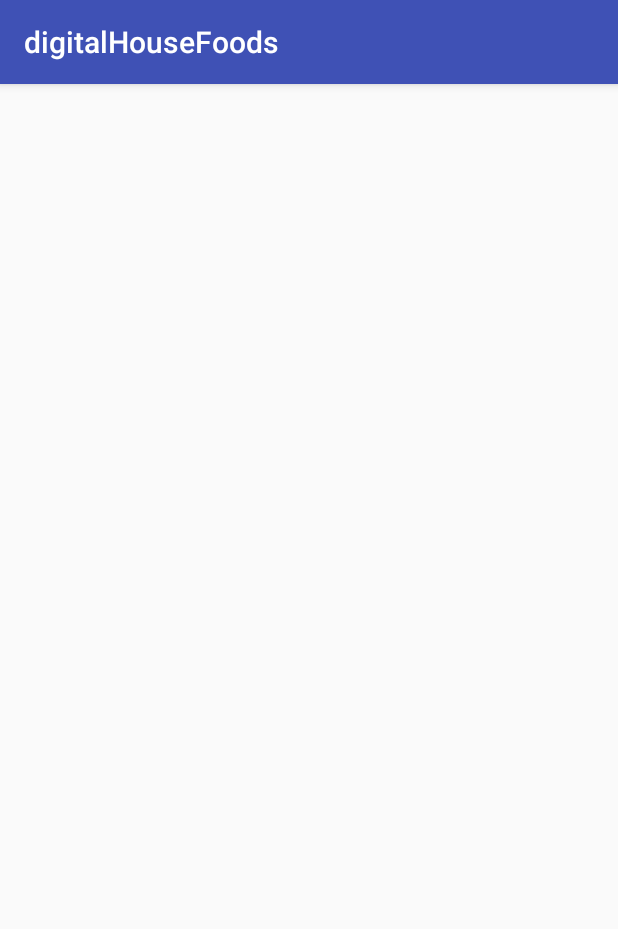
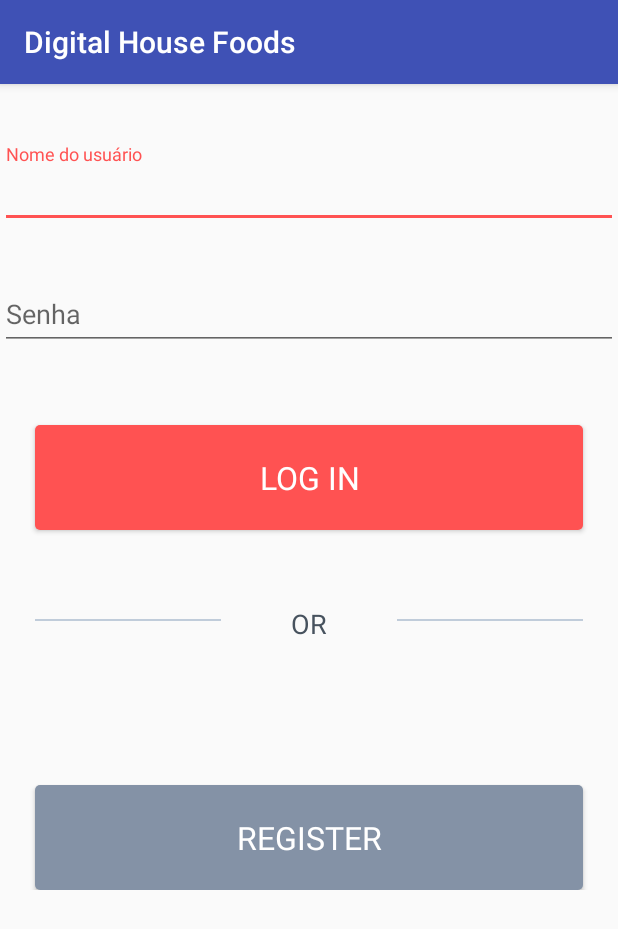
Before and after one commit to CamilaPelegrina/desafioAndroidCore, an Android app: the screen it shows after launch (MainActivity before the commit, LoginActivity after it), on a phone screen of 412 x 824 dp. Shown: the top 929 px of the screen. Run offline under Robolectric (Android 15) with nearby library versions, the phone set to English and light mode, and no system bars.

Commit message:
Login implementation

```diff
--- /dev/null
+++ b/app/src/main/java/com/example/digitalhousefoods/ui/LoginActivity.kt
@@ -0,0 +1,34 @@
+package com.example.digitalhousefoods.ui
+
+import android.content.Intent
+import android.os.Bundle
+import androidx.appcompat.app.AppCompatActivity
+import androidx.core.content.ContextCompat.startActivity
+import com.example.digitalhousefoods.R
+import kotlinx.android.synthetic.main.activity_login.*
+
+class LoginActivity : AppCompatActivity() {
+    override fun onCreate(savedInstanceState: Bundle?) {
+        super.onCreate(savedInstanceState)
+        setContentView(R.layout.activity_login)
+
+        btnLogin.setOnClickListener {
+            callMain()
+        }
+
+        btnRegister.setOnClickListener {
+            callCadastro()
+        }
+
+    }
+
+    fun callMain(){
+        val intent = Intent(this, MainActivity::class.java)
+        startActivity(intent)
+        }
+
+    fun callCadastro(){
+        val intent = Intent(this, RegisterActivity::class.java)
+        startActivity(intent)
+    }
+}
--- /dev/null
+++ b/app/src/main/res/drawable/login_button.xml
@@ -0,0 +1,6 @@
+<?xml version="1.0" encoding="utf-8"?>
+<shape android:shape="rectangle" xmlns:android="http://schemas.android.com/apk/res/android">
+    <corners android:radius="3dp"/>
+    <solid android:color="@color/colorAccent"/>
+    <size android:height="70dp" android:width="494dp"/>
+</shape>
--- /dev/null
+++ b/app/src/main/res/drawable/login_detail.xml
@@ -0,0 +1,7 @@
+<?xml version="1.0" encoding="utf-8"?>
+
+    <shape android:shape="rectangle" xmlns:android="http://schemas.android.com/apk/res/android">
+        <solid android:color="@color/colorLoginDetail"/>
+        <size android:height="01dp" android:width="124dp"/>
+        <position android:gravity="center"/>
+    </shape>
--- /dev/null
+++ b/app/src/main/res/drawable/register_button.xml
@@ -0,0 +1,6 @@
+<?xml version="1.0" encoding="utf-8"?>
+<shape android:shape="rectangle" xmlns:android="http://schemas.android.com/apk/res/android">
+    <corners android:radius="3dp"/>
+    <solid android:color="#FF8492A6"/>
+    <size android:height="70dp" android:width="494dp"/>
+</shape>
--- a/app/src/main/res/layout/activity_login.xml
+++ b/app/src/main/res/layout/activity_login.xml
@@ -1,6 +1,91 @@
 <?xml version="1.0" encoding="utf-8"?>
-<androidx.constraintlayout.widget.ConstraintLayout
-    xmlns:android="http://schemas.android.com/apk/res/android" android:layout_width="match_parent"
-    android:layout_height="match_parent">
 
-</androidx.constraintlayout.widget.ConstraintLayout>
+<LinearLayout
+    xmlns:android="http://schemas.android.com/apk/res/android"
+    xmlns:app="http://schemas.android.com/apk/res-auto"
+    android:layout_width="match_parent"
+    android:layout_height="match_parent"
+    xmlns:tools="http://schemas.android.com/tools"
+    android:orientation="vertical"
+    tools:context="LoginActivity">
+
+    <LinearLayout
+        android:layout_width="match_parent"
+        android:layout_height="wrap_content"
+        android:layout_marginTop="40dp"
+        android:orientation="vertical">
+
+        <com.google.android.material.textfield.TextInputLayout
+            android:layout_width="match_parent"
+            android:layout_height="wrap_content"
+            tools:ignore="MissingClass">
+
+            <com.google.android.material.textfield.TextInputEditText
+                android:id="@+id/edUserName"
+                android:layout_width="match_parent"
+                android:layout_height="wrap_content"
+                android:hint="@string/til_username" />
+        </com.google.android.material.textfield.TextInputLayout>
+
+        <com.google.android.material.textfield.TextInputLayout
+            android:layout_width="match_parent"
+            android:layout_height="wrap_content"
+            android:layout_marginTop="25dp"
+            tools:ignore="MissingClass">
+
+            <com.google.android.material.textfield.TextInputEditText
+                android:id="@+id/edPassword"
+                android:layout_width="match_parent"
+                android:layout_height="wrap_content"
+                android:hint="@string/til_password"
+                android:inputType="textPassword" />
+        </com.google.android.material.textfield.TextInputLayout>
+    </LinearLayout>
+
+    <Button
+        android:id="@+id/btnLogin"
+        android:text="@string/btn_login"
+        android:layout_marginTop="50dp"
+        android:layout_width="match_parent"
+        android:layout_height="wrap_content"
+        android:background="@drawable/login_button"
+        android:layout_marginRight="23dp"
+        android:layout_marginLeft="23dp"
+        android:theme="@style/ButtonText" />
+
+    <LinearLayout
+        android:layout_width="match_parent"
+        android:layout_height="wrap_content"
+        android:gravity="center"
+        android:orientation="vertical">
+
+        <TextView
+            android:id="@+id/tvCadastrar"
+            android:layout_marginTop="50dp"
+            android:layout_marginRight="23dp"
+            android:layout_marginLeft="23dp"
+            android:layout_height="wrap_content"
+            android:layout_width="fill_parent"
+            android:width="25dp"
+            android:height="20dp"
+            android:text="@string/tv_info"
+            android:theme="@style/DetailText"
+            app:drawableStartCompat="@drawable/login_detail"
+            app:drawableEndCompat="@drawable/login_detail" />
+
+
+        <Button
+            android:id="@+id/btnRegister"
+            android:layout_width="match_parent"
+            android:layout_height="70dp"
+            android:layout_marginLeft="23dp"
+            android:layout_marginTop="100dp"
+            android:layout_marginRight="23dp"
+            android:background="@drawable/register_button"
+            android:text="@string/btn_register"
+            android:theme="@style/ButtonText" />
+
+    </LinearLayout>
+
+
+</LinearLayout>
--- a/app/src/main/res/values/colors.xml
+++ b/app/src/main/res/values/colors.xml
@@ -3,4 +3,6 @@
     <color name="colorPrimary">#3F51B5</color>
     <color name="colorPrimaryDark">#303F9F</color>
     <color name="colorAccent">#FF5252</color>
+    <color name="colorDetailText">#FF47525E</color>
+    <color name="colorLoginDetail">#C0CCDA</color>
 </resources>
--- /dev/null
+++ b/app/src/main/res/values/dimens.xml
@@ -0,0 +1,5 @@
+<resources>
+    <!-- Default screen margins, per the Android Design guidelines. -->
+    <dimen name="activity_horizontal_margin">16dp</dimen>
+    <dimen name="activity_vertical_margin">16dp</dimen>
+</resources>
--- a/app/src/main/res/values/strings.xml
+++ b/app/src/main/res/values/strings.xml
@@ -1,3 +1,19 @@
 <resources>
-    <string name="app_name">digitalHouseFoods</string>
+    <string name="app_name">Digital House Foods</string>
+
+    <string name="til_username">Nome do usuário</string>
+    <string name="til_password">Senha</string>
+    <string name="btn_login">Log in</string>
+    <string name="tv_info">OR</string>
+    <string name="btn_register">Register</string>
+    <string name="title_activity_register_activity">register_activity</string>
+    <string name="prompt_email">Email</string>
+    <string name="prompt_password">Password</string>
+    <string name="action_sign_in">Sign in or register</string>
+    <string name="action_sign_in_short">Sign in</string>
+    <string name="welcome">"Welcome !"</string>
+    <string name="invalid_username">Not a valid username</string>
+    <string name="invalid_password">Password must be >5 characters</string>
+    <string name="login_failed">"Login failed"</string>
+
 </resources>
--- a/app/src/main/res/values/styles.xml
+++ b/app/src/main/res/values/styles.xml
@@ -1,3 +1,4 @@
+<?xml version="1.0" encoding="utf-8"?>
 <resources>
     <!-- Base application theme. -->
     <style name="AppTheme" parent="Theme.AppCompat.Light.DarkActionBar">
@@ -12,4 +13,19 @@
         <item name="android:windowBackground">@drawable/splashscreen</item>
     </style>
 
+    <style name="DetailText">
+        <item name="android:fontFamily">sans-serif</item>
+        <item name="android:textStyle">normal</item>
+        <item name="android:textColor">@color/colorDetailText</item>
+        <item name="android:textSize">18sp</item>
+        <item name="android:lineSpacingMultiplier">1.28</item>
+        <item name="android:gravity">center</item>
+    </style>
+
+    <style name="ButtonText">
+        <item name="android:fontFamily">sans-serif</item>
+        <item name="android:textColor">#FFFFFFFF</item>
+        <item name="android:textSize">21sp</item>
+        <item name="android:lineSpacingMultiplier">0.38</item>
+    </style>
 </resources>
```
Also changed, not shown: app/build.gradle (+13 -0 lines), app/src/main/AndroidManifest.xml (+14 -1 lines), app/src/main/java/com/example/digitalhousefoods/data/LoginDataSource.kt (added, +24 -0 lines), app/src/main/java/com/example/digitalhousefoods/data/LoginRepository.kt (added, +46 -0 lines), app/src/main/java/com/example/digitalhousefoods/data/Result.kt (added, +18 -0 lines), app/src/main/java/com/example/digitalhousefoods/data/model/LoggedInUser.kt (added, +9 -0 lines), app/src/main/java/com/example/digitalhousefoods/ui/RegisterActivity.kt (added, +25 -0 lines), app/src/main/res/layout/activity_register.xml (added, +76 -0 lines).
